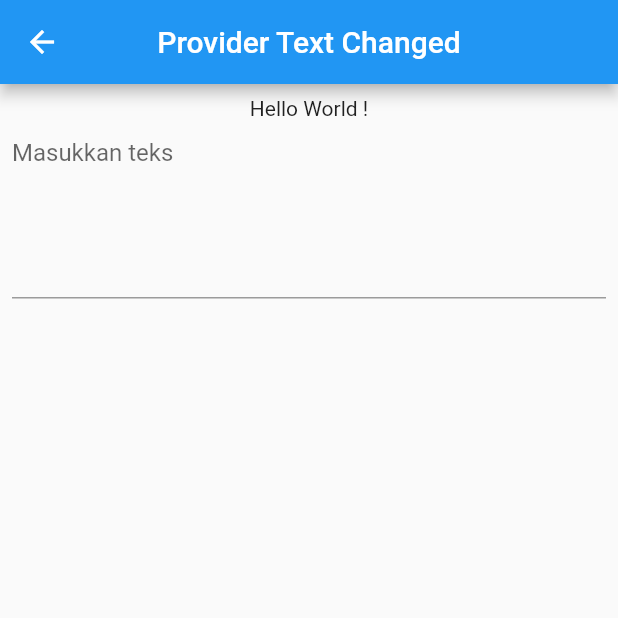
After one commit to AjiSetya/statemanagement_dasar, a Flutter app: the screen it shows after launch, after a tap on "Provider Text Changed", on a phone screen of 412 x 824 dp, the top half of it. The commit adds this screen. Run offline on Flutter 3.47's test engine with Material 2 defaults, Android fonts, the phone set to English and light mode, and no system bars; our stand-ins replace flutter_bloc.

Commit message:
add new example usage of provider, and update code using MultiProvider

```diff
--- a/lib/home_body.dart
+++ b/lib/home_body.dart
@@ -1,4 +1,5 @@
 import 'package:flutter/material.dart';
+import 'package:providerstatemanagement/provider3/provider_text.dart';
 
 import 'bloc1/basic_bloc.dart';
 import 'bloc2/bloc2.dart';
@@ -23,12 +24,17 @@ class HomeBody extends StatelessWidget {
           ItemButton(
               buttonText: 'Provider',
               onPressed: () {
-                Navigator.pushNamed(context, Provider.id);
+                Navigator.pushNamed(context, ProviderBasic.id);
               }),
           ItemButton(
               buttonText: 'Multi Provider',
               onPressed: () {
                 Navigator.pushNamed(context, MultiContentProvider.id);
+              }),
+          ItemButton(
+              buttonText: 'Provider Text Changed',
+              onPressed: () {
+                Navigator.pushNamed(context, ProviderTextChange.id);
               }),
           ItemButton(
               buttonText: 'BLoC',
--- a/lib/main.dart
+++ b/lib/main.dart
@@ -1,14 +1,32 @@
 import 'package:flutter/material.dart';
+import 'package:provider/provider.dart';
 import 'package:providerstatemanagement/bloc1/basic_bloc.dart';
 import 'package:providerstatemanagement/bloc2/bloc2.dart';
+import 'package:providerstatemanagement/provider1/application_color.dart';
+import 'package:providerstatemanagement/provider3/provider_text.dart';
+import 'package:providerstatemanagement/provider3/text_change.dart';
 
 import 'bloc1/basic_bloc.dart';
 import 'bloc2/bloc2.dart';
 import 'home_body.dart';
 import 'provider1/basic_provider.dart';
+import 'provider2/balance.dart';
+import 'provider2/cart.dart';
 import 'provider2/multi_provider.dart';
 
-void main() => runApp(MyApp());
+void main() {
+  runApp(
+    MultiProvider(
+      providers: [
+        ChangeNotifierProvider(create: (_) => ApplicationColor()),
+        ChangeNotifierProvider(create: (_) => TextChange()),
+        ChangeNotifierProvider<Balance>(create: (context) => Balance()),
+        ChangeNotifierProvider<Cart>(create: (context) => Cart()),
+      ],
+      child: MyApp(),
+    ),
+  );
+}
 
 class MyApp extends StatelessWidget {
   // This widget is the root of your application.
@@ -18,10 +36,11 @@ class MyApp extends StatelessWidget {
       initialRoute: HomeBody.id,
       routes: {
         HomeBody.id: (context) => HomeBody(),
-        Provider.id: (context) => Provider(),
+        ProviderBasic.id: (context) => ProviderBasic(),
         MultiContentProvider.id: (context) => MultiContentProvider(),
         BasicBloc.id: (context) => BasicBloc(),
-        BlocKedua.id: (context) => BlocKedua()
+        BlocKedua.id: (context) => BlocKedua(),
+        ProviderTextChange.id: (context) => ProviderTextChange()
       },
       title: 'Flutter Demo',
       theme: ThemeData(
--- /dev/null
+++ b/lib/provider3/provider_text.dart
@@ -0,0 +1,45 @@
+import 'package:flutter/material.dart';
+import 'package:provider/provider.dart';
+import 'package:providerstatemanagement/provider3/text_change.dart';
+
+class ProviderTextChange extends StatelessWidget {
+  static const id = 'providertext_screen';
+
+  @override
+  Widget build(BuildContext context) {
+    return Scaffold(
+      appBar: AppBar(
+        title: Text('Provider Text Changed'),
+        centerTitle: true,
+      ),
+      body: BodyPage(),
+    );
+  }
+}
+
+class BodyPage extends StatelessWidget {
+  @override
+  Widget build(BuildContext context) {
+    return Padding(
+      padding: const EdgeInsets.all(8.0),
+      child: Column(
+        crossAxisAlignment: CrossAxisAlignment.center,
+        children: [
+          Text(
+            context.watch<TextChange>().dataText,
+            textAlign: TextAlign.center,
+          ),
+          TextField(
+            onChanged: (newText){
+              context.read<TextChange>().changeText(newText);
+            },
+            maxLines: 5,
+            decoration: InputDecoration(
+              hintText: 'Masukkan teks',
+            ),
+          )
+        ],
+      ),
+    );
+  }
+}
--- /dev/null
+++ b/lib/provider3/text_change.dart
@@ -0,0 +1,12 @@
+import 'package:flutter/material.dart';
+
+class TextChange with ChangeNotifier{
+  String _dataText = 'Hello World !';
+
+  String get dataText => _dataText;
+
+  void changeText(String newText){
+    _dataText = newText;
+    notifyListeners();
+  }
+}
```
Also changed, not shown: lib/provider1/basic_provider.dart (+11 -20 lines), lib/provider2/multi_provider.dart (+10 -25 lines).
